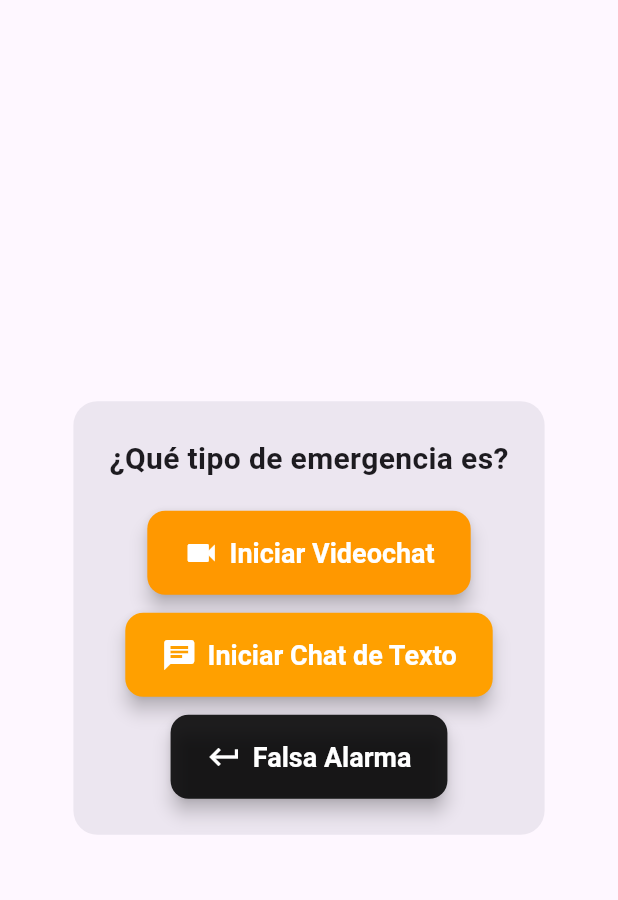
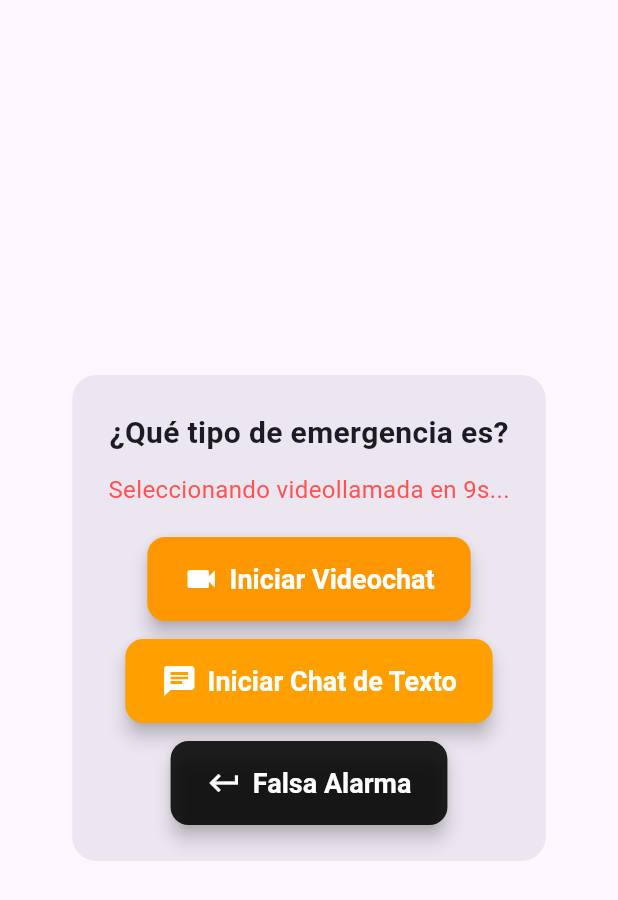
Before and after one commit to ClaudioDevp/Seguridad-plus-APP, a Flutter app: the EmergencyOptionsDialog widget shown alone on an empty page, opened directly, on a phone screen of 412 x 824 dp. Shown: the top 900 px of the screen. Run offline on Flutter 3.47's test engine with Material 3 defaults, Android fonts, the phone set to English and light mode, and no system bars; our stand-ins replace cloud_firestore, cloud_functions, connectivity_plus, firebase_auth, firebase_core, geolocator; missing offline and left inert: flutter_webrtc, livekit_client, livekit_components; accounts and stored records are empty.

Commit message:
videollamadas conectadas

```diff
--- a/lib/pages/emergency_options_dialog.dart
+++ b/lib/pages/emergency_options_dialog.dart
@@ -19,10 +19,21 @@ class EmergencyOptionsDialog extends StatefulWidget {
 class _EmergencyOptionsDialogState extends State<EmergencyOptionsDialog> {
   bool _loading = false;
   Timer? _autoTriggerTimer;
+  Timer? _countdownTimer;
+  int _countdown = 10;
 
   @override
   void initState() {
     super.initState();
+    // Iniciar countdown
+    _countdownTimer = Timer.periodic(const Duration(seconds: 1), (timer) {
+      if (_countdown == 1) {
+        timer.cancel();
+      }
+      setState(() {
+        _countdown--;
+      });
+    });
     // Espera 10 segundos, si el usuario no interactúa, inicia la videollamada
     _autoTriggerTimer = Timer(const Duration(seconds: 10), () {
       if (mounted && !_loading) {
@@ -34,6 +45,7 @@ class _EmergencyOptionsDialogState extends State<EmergencyOptionsDialog> {
   @override
   void dispose() {
     _autoTriggerTimer?.cancel();
+    _countdownTimer?.cancel();
     super.dispose();
   }
 
@@ -88,6 +100,13 @@ class _EmergencyOptionsDialogState extends State<EmergencyOptionsDialog> {
             const Text(
               "¿Qué tipo de emergencia es?",
               style: TextStyle(fontSize: 20, fontWeight: FontWeight.bold),
+            ),
+            const SizedBox(height: 12),
+
+            // 👇 Cuenta regresiva visible
+            Text(
+              "Seleccionando videollamada en ${_countdown}s...",
+              style: const TextStyle(fontSize: 16, color: Colors.redAccent),
             ),
             const SizedBox(height: 20),
             if (_loading)
```
